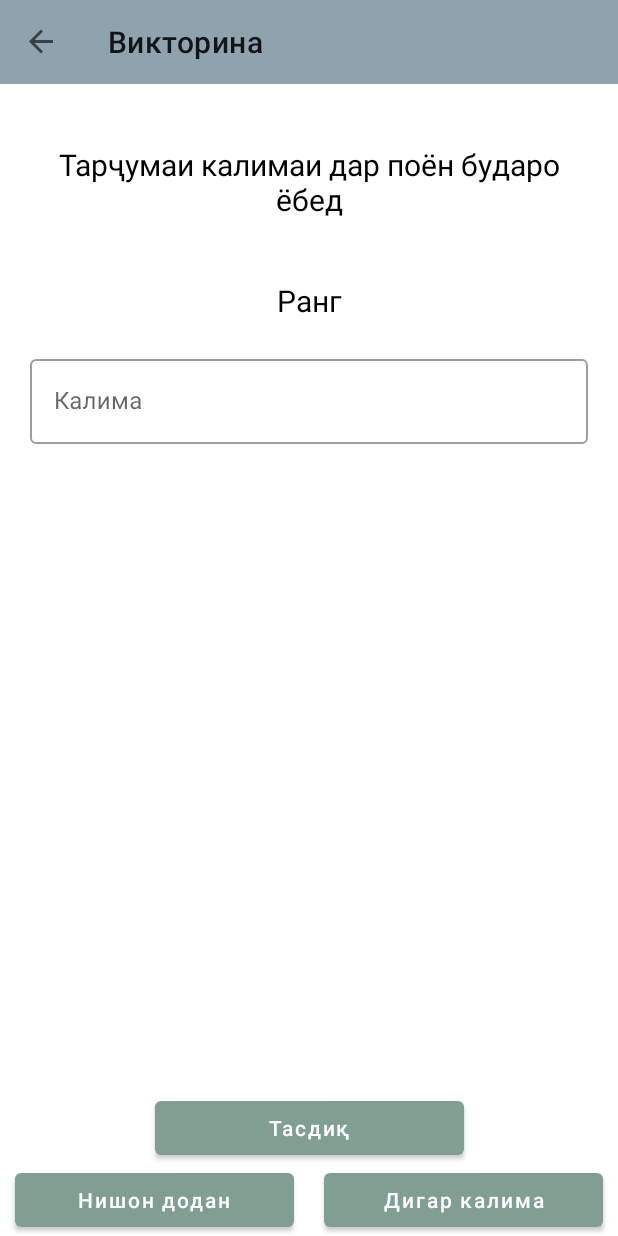
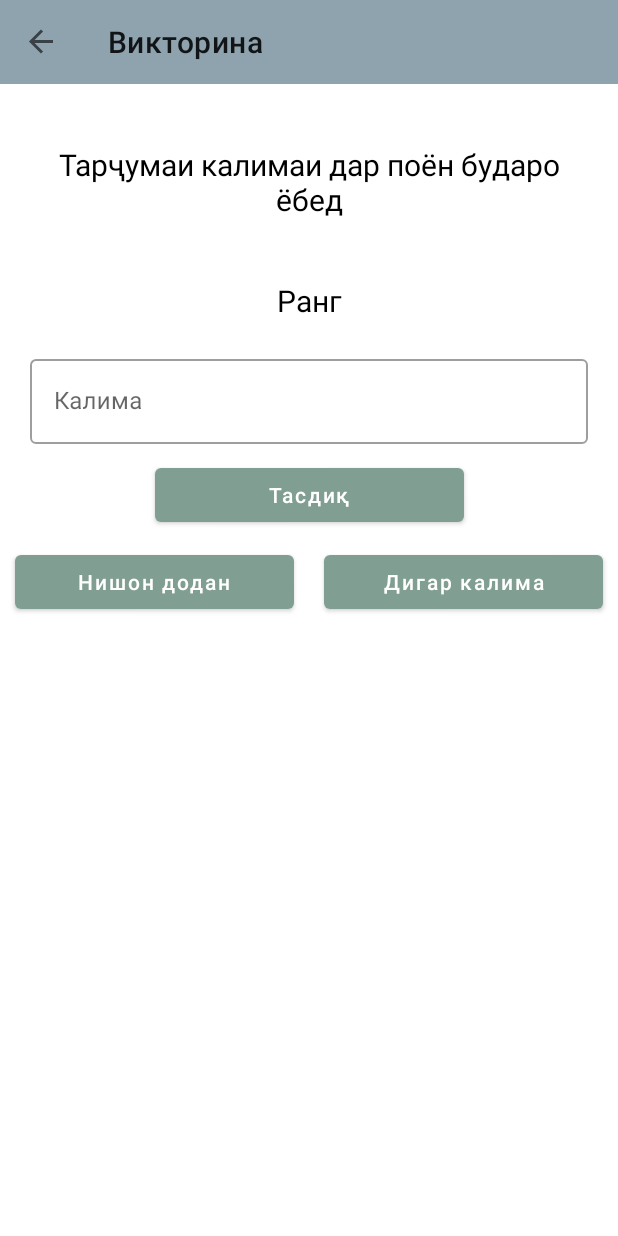
Before and after one commit to Nurullokhon2001/400WordsApp, an Android app: the QuizFragment screen opened through its navigation route, on a phone screen of 412 x 824 dp. Run offline under Robolectric (Android 15) with nearby library versions, the phone set to English and light mode, and no system bars; our stand-ins replace Dagger/Hilt's generated code, Room's generated code, navigation-ui.

Commit message:
version 2 added quiz

```diff
--- a/app/src/main/res/layout/fragment_quiz.xml
+++ b/app/src/main/res/layout/fragment_quiz.xml
@@ -58,45 +58,30 @@
 
         </com.google.android.material.textfield.TextInputLayout>
 
-        <TextView
-            android:id="@+id/tv_answer"
-            android:layout_width="wrap_content"
-            android:layout_height="wrap_content"
-            android:layout_marginTop="40dp"
-            android:gravity="center"
-            android:paddingHorizontal="20dp"
-            android:textColor="@color/black"
-            android:textSize="20sp"
-            app:layout_constraintEnd_toEndOf="parent"
-            app:layout_constraintStart_toStartOf="parent"
-            app:layout_constraintTop_toBottomOf="@+id/til_word"
-            tools:text="Чавоби дурусти калима mother" />
-
         <com.google.android.material.button.MaterialButton
             android:id="@+id/btn_show_word"
             android:layout_width="0dp"
             android:layout_height="wrap_content"
             android:layout_marginHorizontal="10dp"
-            android:layout_marginTop="30dp"
+            android:layout_marginTop="10dp"
             android:text="Нишон додан"
             android:textAllCaps="false"
-            app:layout_constraintBottom_toBottomOf="parent"
             app:layout_constraintEnd_toStartOf="@+id/btn_random_word"
             app:layout_constraintStart_toStartOf="parent"
-            app:layout_constraintTop_toBottomOf="@id/tv_answer"
+            app:layout_constraintTop_toBottomOf="@id/btn_check_word"
             app:layout_constraintVertical_bias="1" />
 
         <com.google.android.material.button.MaterialButton
             android:id="@+id/btn_check_word"
             android:layout_width="0dp"
             android:layout_height="wrap_content"
-            android:layout_marginTop="30dp"
+            android:layout_marginTop="10dp"
             android:text="Тасдиқ"
             android:textAllCaps="false"
             app:layout_constraintBottom_toTopOf="@+id/btn_random_word"
             app:layout_constraintEnd_toEndOf="parent"
             app:layout_constraintStart_toStartOf="parent"
-            app:layout_constraintTop_toBottomOf="@id/tv_answer"
+            app:layout_constraintTop_toBottomOf="@id/til_word"
             app:layout_constraintVertical_bias="1"
             app:layout_constraintWidth_percent="0.5" />
 
@@ -105,14 +90,29 @@
             android:layout_width="0dp"
             android:layout_height="wrap_content"
             android:layout_marginHorizontal="10dp"
-            android:layout_marginTop="30dp"
+            android:layout_marginTop="10dp"
             android:text="Дигар калима"
             android:textAllCaps="false"
+            app:layout_constraintEnd_toEndOf="parent"
+            app:layout_constraintStart_toEndOf="@id/btn_show_word"
+            app:layout_constraintTop_toBottomOf="@id/btn_check_word"
+            app:layout_constraintVertical_bias="1" />
+
+        <TextView
+            android:id="@+id/tv_answer"
+            android:layout_width="wrap_content"
+            android:layout_height="wrap_content"
+            android:layout_marginTop="20dp"
+            android:gravity="center"
+            android:paddingHorizontal="20dp"
+            android:textColor="@color/black"
+            android:textSize="20sp"
+            app:layout_constraintVertical_bias="0"
             app:layout_constraintBottom_toBottomOf="parent"
             app:layout_constraintEnd_toEndOf="parent"
-            app:layout_constraintStart_toEndOf="@id/btn_show_word"
-            app:layout_constraintTop_toBottomOf="@id/tv_answer"
-            app:layout_constraintVertical_bias="1" />
+            app:layout_constraintStart_toStartOf="parent"
+            app:layout_constraintTop_toBottomOf="@+id/btn_show_word"
+            tools:text="Чавоби дурусти калима mother" />
 
     </androidx.constraintlayout.widget.ConstraintLayout>
 
```
